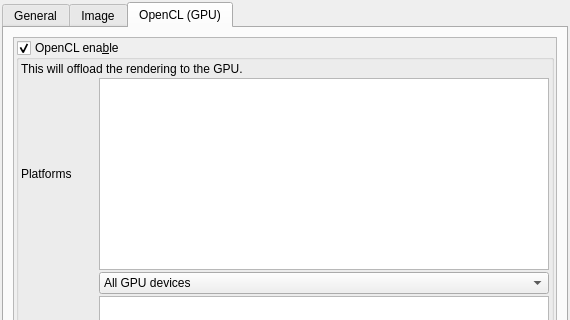
This is mandelbulber2/qt/preferences_dialog.ui in buddhi1980/mandelbulber2 as Qt 5 draws it before an edit; both pictures show x 0 to 570 and y 0 to 320 of the 570 by 704 pixel window. The edited form follows.
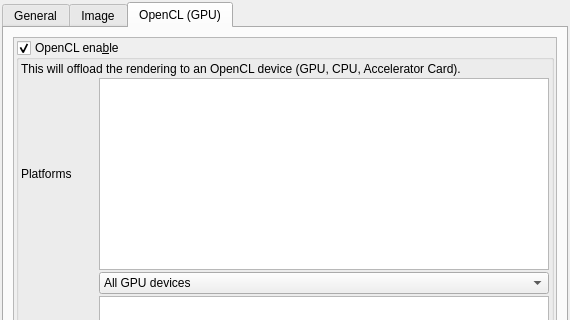
This is the edited form. The open tabs and pages were chosen to show the change. Icons and pictures are not drawn. Custom widgets are drawn as their Qt base class.

```diff
--- a/mandelbulber2/qt/preferences_dialog.ui
+++ b/mandelbulber2/qt/preferences_dialog.ui
@@ -984,7 +984,7 @@
               <item>
                <widget class="QLabel" name="label_explanation_gpu">
                 <property name="text">
-                 <string>This will offload the rendering to the GPU.</string>
+                 <string>This will offload the rendering to an OpenCL device (GPU, CPU, Accelerator Card).</string>
                 </property>
                </widget>
               </item>
```
Left out of the diff: 54 changed lines with no effect on the pictures.
